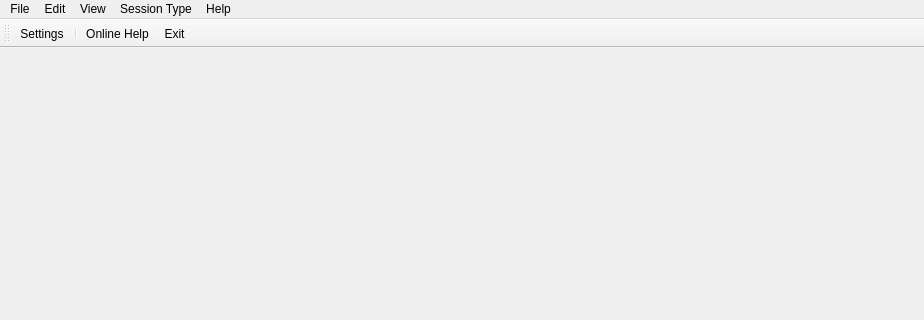
This is source/client/ui/main_window.ui in SammyEnigma/aspia as Qt 5 draws it before an edit; both pictures show x 0 to 924 and y 0 to 320 of the 924 by 645 pixel window. The edited form follows.
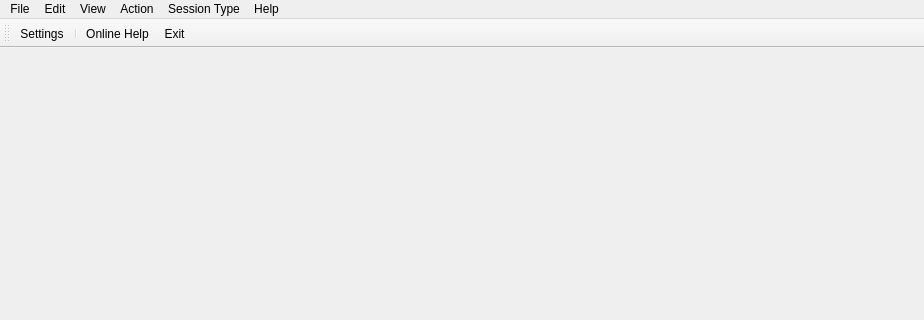
This is the edited form. Icons and pictures are not drawn. Custom widgets are drawn as their Qt base class.

```diff
--- a/source/client/ui/main_window.ui
+++ b/source/client/ui/main_window.ui
@@ -60,7 +60,7 @@
      <x>0</x>
      <y>0</y>
      <width>924</width>
-     <height>26</height>
+     <height>21</height>
     </rect>
    </property>
    <widget class="QMenu" name="menu_file">
@@ -98,9 +98,15 @@
      <string>Session Type</string>
     </property>
    </widget>
+   <widget class="QMenu" name="menu_action">
+    <property name="title">
+     <string>Action</string>
+    </property>
+   </widget>
    <addaction name="menu_file"/>
    <addaction name="menu_edit"/>
    <addaction name="menu_view"/>
+   <addaction name="menu_action"/>
    <addaction name="menu_session_type"/>
    <addaction name="menu_help"/>
   </widget>
```
Left out of the diff: 1 changed line with no effect on the pictures.
